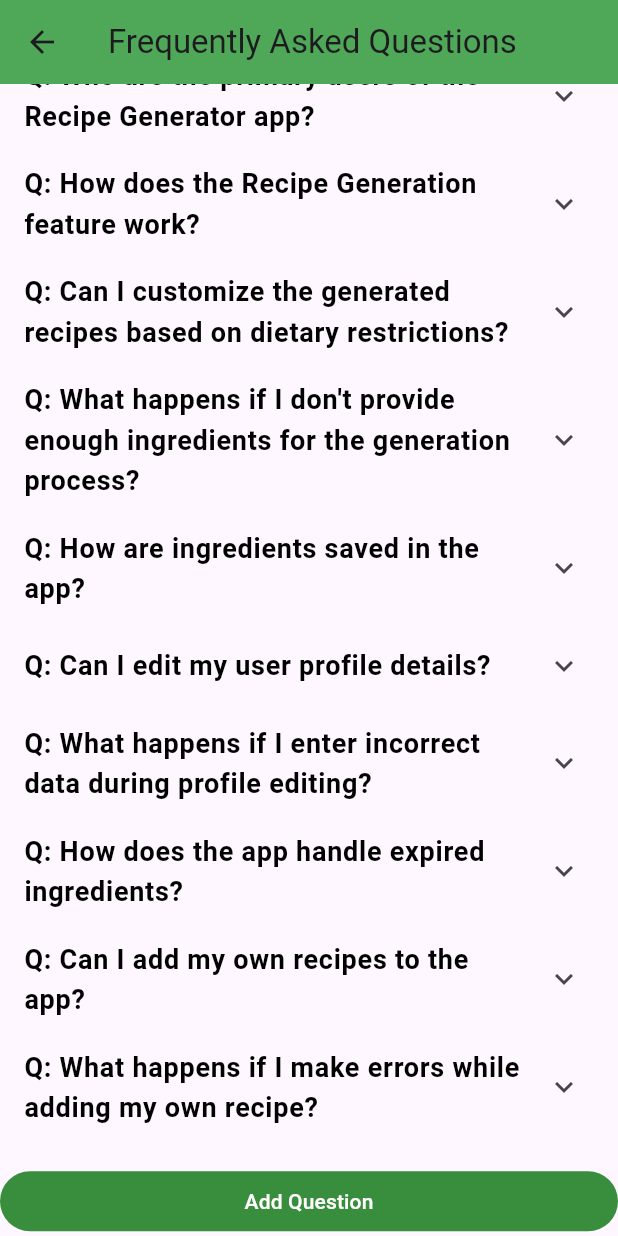
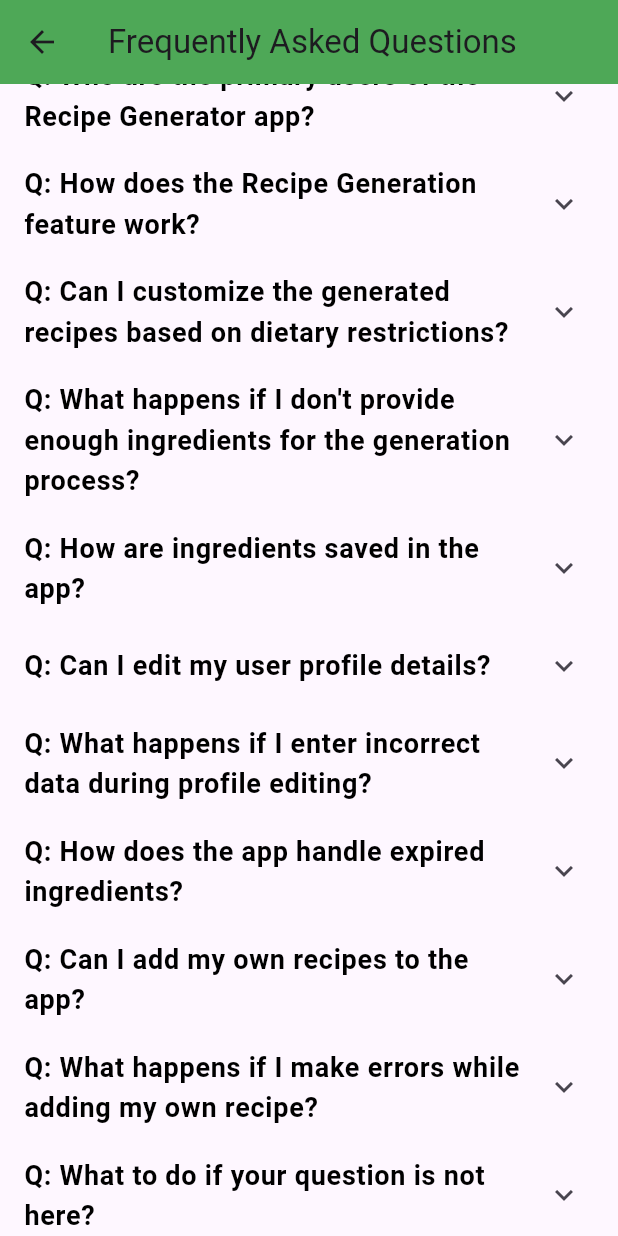
Before and after one commit to RhysRoo/SDrecipe, a Flutter app: the FAQ_page screen opened directly, scrolled down 265 dp, on a phone screen of 412 x 824 dp. Run offline on Flutter 3.47's test engine with Material 3 defaults, Android fonts, the phone set to English and light mode, and no system bars; our stand-ins replace cloud_firestore, firebase_auth, firebase_core, google_sign_in, sign_in_with_apple, video_player; accounts and stored records are empty.

Commit message:
Your commit message here

```diff
--- a/recipe_app/lib/pages/faqs_page/FAQ_page.dart
+++ b/recipe_app/lib/pages/faqs_page/FAQ_page.dart
@@ -213,18 +213,15 @@ class FAQ_page extends StatelessWidget {
                   'A: If there are errors (e.g., missing fields), the app displays an error message, allowing users to review and correct their form before submission.'),
             ],
           ),
-          const SizedBox(height: 16),
-          TextButton(
-            // button for add question (not functional)
-            onPressed: () {
-              // Add code for handling the button press
-            },
-            style: TextButton.styleFrom(
-              foregroundColor: Colors.white,
-              backgroundColor: Colors.green[700],
-            ),
-            child: const Text('Add Question'),
+          const QAItem(
+            title:
+                'Q: What to do if your question is not here?',
+            children: [
+              Text(
+                  'A: Go to About us page and send one of the team members your question.'),
+            ],
           ),
+
         ],
       ),
     );
```
